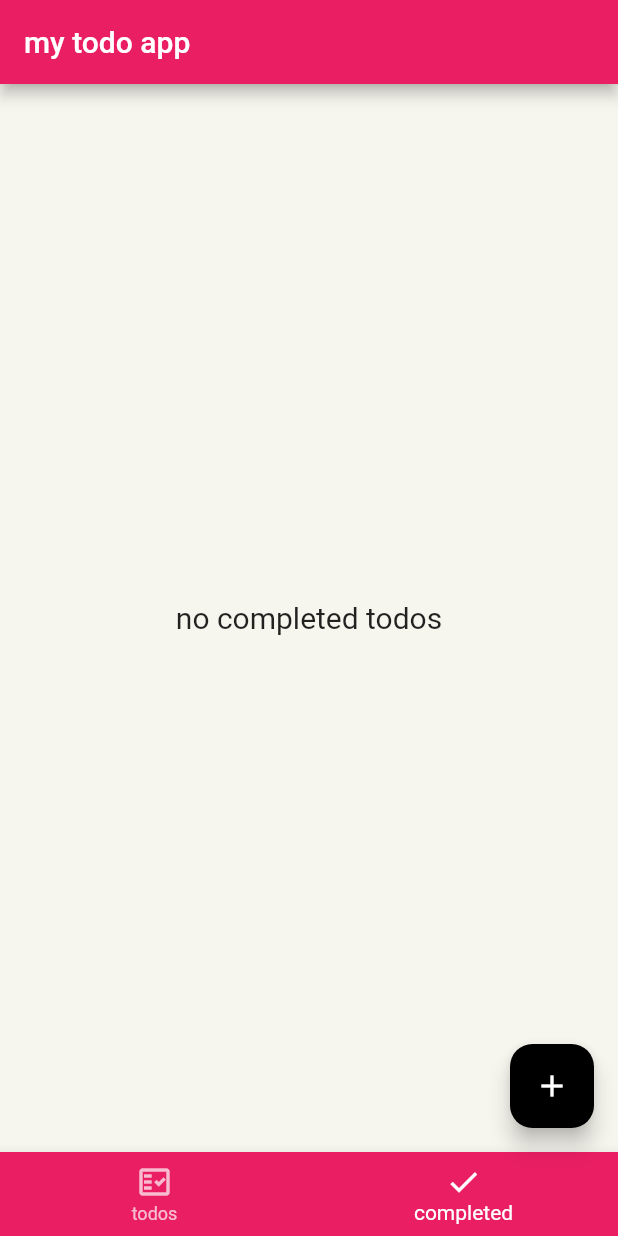
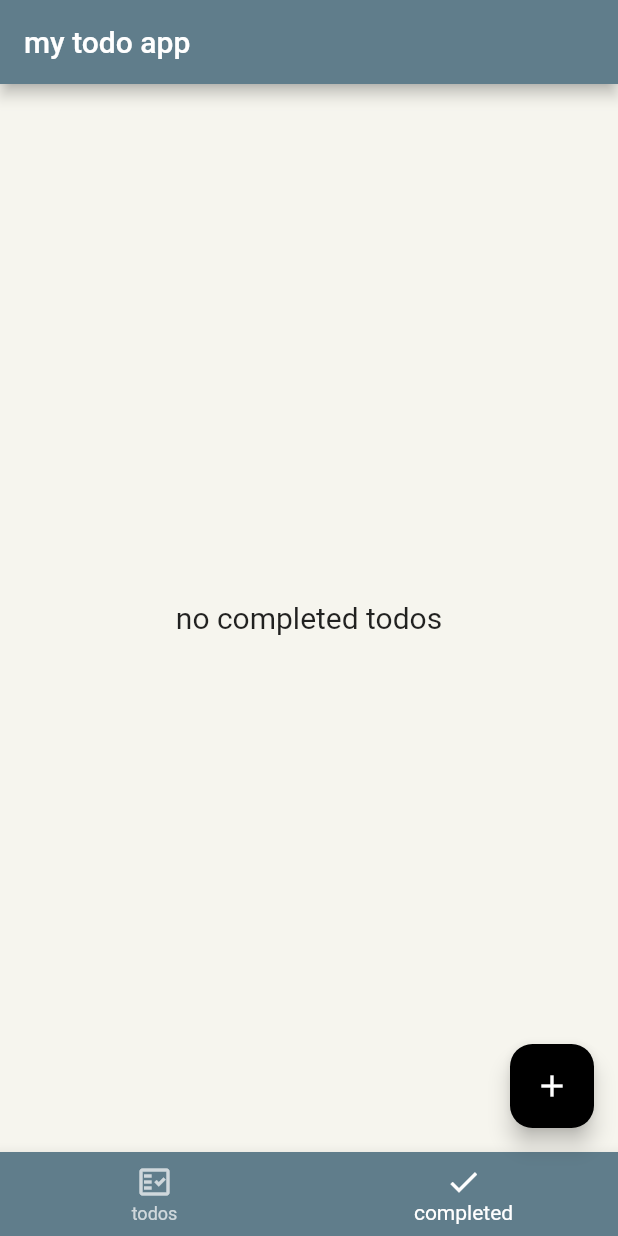
Before and after one commit to yusuf-raza/my-todo-app, a Flutter app: the screen it shows after launch, item 2 of the bottom bar chosen, on a phone screen of 412 x 824 dp. Run offline on Flutter 3.47's test engine with Material 2 defaults, Android fonts, the phone set to English and light mode, and no system bars; our stand-ins replace cloud_firestore, firebase_core, flutter_slidable; accounts and stored records are empty.

Commit message:
final version

```diff
--- a/lib/main.dart
+++ b/lib/main.dart
@@ -22,7 +22,7 @@ class MyApp extends StatelessWidget {
       child: MaterialApp(
         title: title,
         theme: ThemeData(
-            primarySwatch: Colors.pink,
+            primarySwatch: Colors.blueGrey,
             scaffoldBackgroundColor: const Color(0xFFf6f5ee)),
         home: const HomePageScreen(),
       ),
--- a/lib/screens/home-page-screen.dart
+++ b/lib/screens/home-page-screen.dart
@@ -60,7 +60,7 @@ class _HomePageScreenState extends State<HomePageScreen> {
             }
           }),
       bottomNavigationBar: BottomNavigationBar(
-          backgroundColor: Colors.pink,
+          backgroundColor: Theme.of(context).primaryColor,
           unselectedItemColor: Colors.white.withOpacity(.7),
           selectedItemColor: Colors.white,
           currentIndex: selectedIndex,
```
